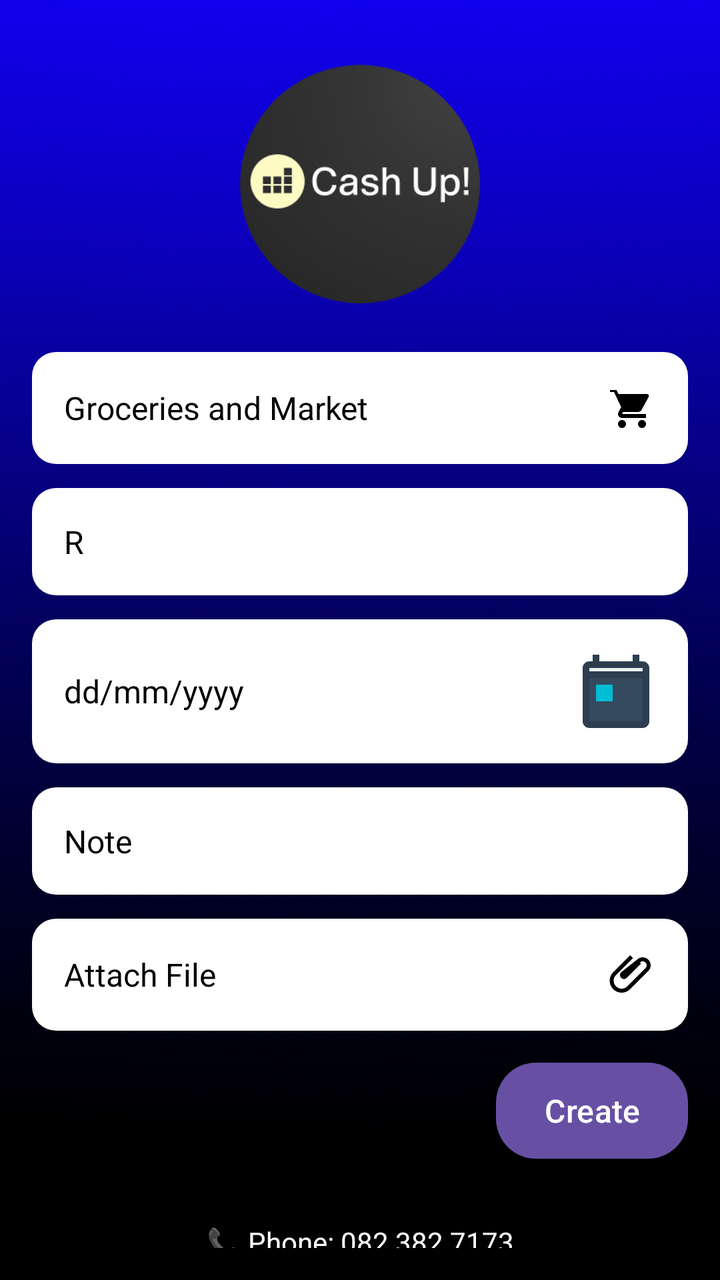
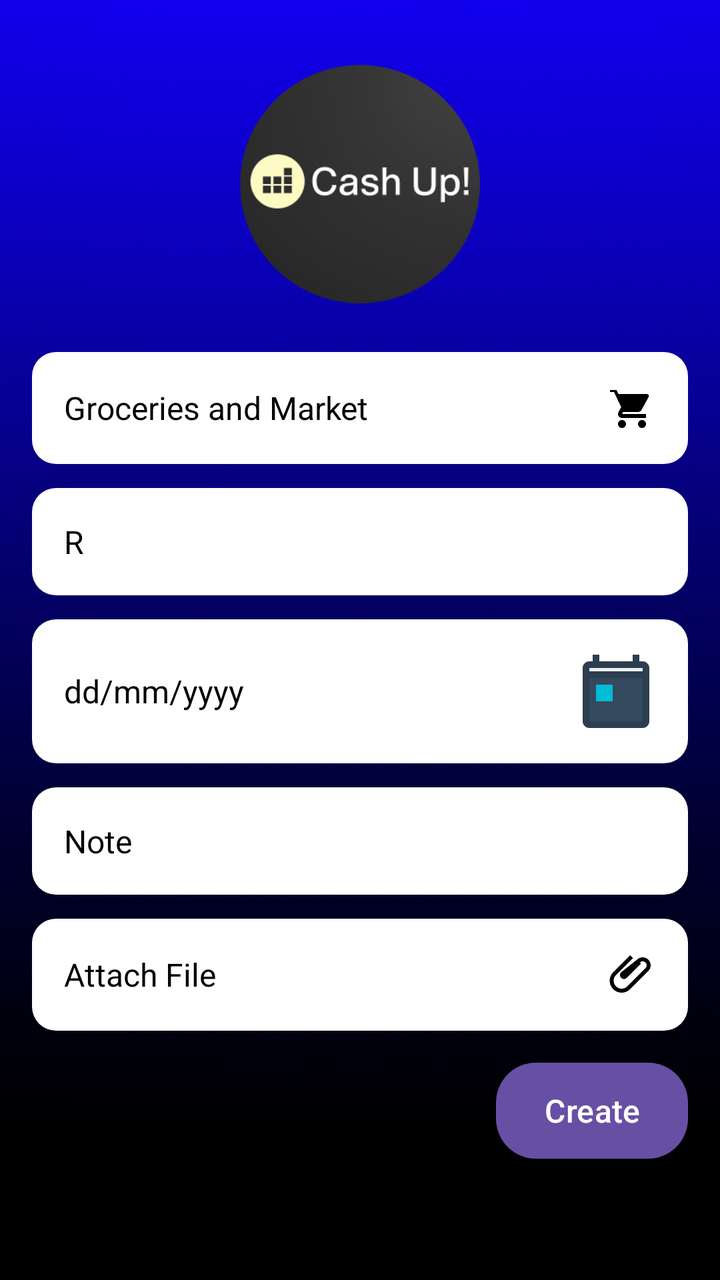

Screens rendered from an Android XML layout before and after an edit, with the pre-edit source and the edit as a unified diff.
<!-- AndroidManifest.xml: application theme Theme.CashUp -->
<!-- res/layout/expense_creation.xml -->
<?xml version="1.0" encoding="utf-8"?>
<androidx.constraintlayout.widget.ConstraintLayout
    xmlns:android="http://schemas.android.com/apk/res/android"
    xmlns:app="http://schemas.android.com/apk/res-auto"
    xmlns:tools="http://schemas.android.com/tools"
    android:layout_width="match_parent"
    android:layout_height="match_parent"
    android:background="@drawable/background"
    android:padding="16dp">

    
    <ImageView
        android:id="@+id/app_logo"
        android:layout_width="120dp"
        android:layout_height="120dp"
        android:layout_marginTop="16dp"
        app:srcCompat="@drawable/logo"
        app:layout_constraintTop_toTopOf="parent"
        app:layout_constraintStart_toStartOf="parent"
        app:layout_constraintEnd_toEndOf="parent" />

    
    <EditText
        android:id="@+id/groceries_input"
        android:layout_width="0dp"
        android:layout_height="wrap_content"
        android:layout_marginTop="24dp"
        android:background="@drawable/rounded_corner_white"
        android:hint="Groceries and Market"
        android:padding="16dp"
        android:drawableEnd="@drawable/ic_groceries"
        android:textColor="@android:color/black"
        android:textColorHint="@android:color/black"
        android:textSize="16sp"
        app:layout_constraintTop_toBottomOf="@id/app_logo"
        app:layout_constraintStart_toStartOf="parent"
        app:layout_constraintEnd_toEndOf="parent" />

    
    <EditText
        android:id="@+id/amount_input"
        android:layout_width="0dp"
        android:layout_height="wrap_content"
        android:layout_marginTop="12dp"
        android:background="@drawable/rounded_corner_white"
        android:hint="R"
        android:padding="16dp"
        android:inputType="numberDecimal"
        android:textColor="@android:color/black"
        android:textColorHint="@android:color/black"
        android:textSize="16sp"
        app:layout_constraintTop_toBottomOf="@id/groceries_input"
        app:layout_constraintStart_toStartOf="parent"
        app:layout_constraintEnd_toEndOf="parent" />

    
    <EditText
        android:id="@+id/date_input"
        android:layout_width="0dp"
        android:layout_height="wrap_content"
        android:layout_marginTop="12dp"
        android:background="@drawable/rounded_corner_white"
        android:hint="dd/mm/yyyy"
        android:padding="16dp"
        android:inputType="date"
        android:drawableEnd="@drawable/ic_calendar"
        android:textColor="@android:color/black"
        android:textColorHint="@android:color/black"
        android:textSize="16sp"
        app:layout_constraintTop_toBottomOf="@id/amount_input"
        app:layout_constraintStart_toStartOf="parent"
        app:layout_constraintEnd_toEndOf="parent" />

    
    <EditText
        android:id="@+id/note_input"
        android:layout_width="0dp"
        android:layout_height="wrap_content"
        android:layout_marginTop="12dp"
        android:background="@drawable/rounded_corner_white"
        android:hint="Note"
        android:padding="16dp"
        android:textColor="@android:color/black"
        android:textColorHint="@android:color/black"
        android:textSize="16sp"
        app:layout_constraintTop_toBottomOf="@id/date_input"
        app:layout_constraintStart_toStartOf="parent"
        app:layout_constraintEnd_toEndOf="parent" />

    
    <EditText
        android:id="@+id/attach_file_input"
        android:layout_width="0dp"
        android:layout_height="wrap_content"
        android:layout_marginTop="12dp"
        android:background="@drawable/rounded_corner_white"
        android:hint="Attach File"
        android:padding="16dp"
        android:drawableEnd="@drawable/ic_attach"
        android:textColor="@android:color/black"
        android:textColorHint="@android:color/black"
        android:textSize="16sp"
        app:layout_constraintTop_toBottomOf="@id/note_input"
        app:layout_constraintStart_toStartOf="parent"
        app:layout_constraintEnd_toEndOf="parent" />

    
    <Button
        android:id="@+id/create_button"
        android:layout_width="wrap_content"
        android:layout_height="wrap_content"
        android:layout_marginTop="16dp"
        android:background="@drawable/rounded_button_blue"
        android:text="Create"
        android:textColor="@android:color/white"
        android:textSize="16sp"
        app:layout_constraintTop_toBottomOf="@id/attach_file_input"
        app:layout_constraintEnd_toEndOf="parent" />

    
    <TextView
        android:id="@+id/contact_info"
        android:layout_width="wrap_content"
        android:layout_height="wrap_content"
        android:layout_marginTop="32dp"
        android:text="📞 Phone: 082 382 7173\n✉️ Email: 231@gmail.co.com"
        android:textColor="@android:color/white"
        android:textSize="14sp"
        android:gravity="center"
        app:layout_constraintTop_toBottomOf="@id/create_button"
        app:layout_constraintStart_toStartOf="parent"
        app:layout_constraintEnd_toEndOf="parent" />

</androidx.constraintlayout.widget.ConstraintLayout>
<!-- resources referenced by this layout -->
<resources>
  <!-- drawable background: png bitmap (drawable, 768113 bytes) -->
  <!-- drawable ic_attach (drawable) -->
  <?xml version="1.0" encoding="utf-8"?>
  <vector xmlns:android="http://schemas.android.com/apk/res/android"
      android:width="24dp"
      android:height="24dp"
      android:viewportWidth="24"
      android:viewportHeight="24">
      <path
          android:fillColor="#000000"
          android:pathData="M16.5,6.5l-7.09,7.09c-0.78,0.78 -2.05,0.78 -2.83,0 -0.78,-0.78 -0.78,-2.05 0,-2.83L14.5,4.5c1.56,-1.56 4.09,-1.56 5.66,0s1.56,4.09 0,5.66l-9.09,9.09c-2.34,2.34 -6.14,2.34 -8.48,0s-2.34,-6.14 0,-8.48l8.48,-8.48 1.41,1.41 -8.48,8.48c-1.56,1.56 -1.56,4.09 0,5.66s4.09,1.56 5.66,0l9.09,-9.09c0.78,-0.78 0.78,-2.05 0,-2.83 -0.78,-0.78 -2.05,-0.78 -2.83,0z" />
  </vector>
  <!-- drawable ic_calendar (drawable) -->
  <vector xmlns:android="http://schemas.android.com/apk/res/android"
      android:width="40dp"
      android:height="40dp"
      android:viewportWidth="24"
      android:viewportHeight="24">
  
      
      <path
          android:fillColor="#2c3e50"
          android:pathData="M20,3h-1V1h-2v2H7V1H5v2H4C2.9,3 2,3.9 2,5v16c0,1.1 0.9,2 2,2h16c1.1,0 2,-0.9 2,-2V5C22,3.9 21.1,3 20,3z"/>
  
      
      <path
          android:fillColor="#34495e"
          android:pathData="M20,21H4V8h16V21z"/>
  
      
      <path
          android:fillColor="#ecf0f1"
          android:pathData="M4,6V5h16v1H4z"/>
  
      
      <path
          android:fillColor="#00bcd4"
          android:pathData="M6,10h5v5H6V10z"/>
  </vector>
  <!-- drawable ic_groceries (drawable) -->
  <?xml version="1.0" encoding="utf-8"?>
  <vector xmlns:android="http://schemas.android.com/apk/res/android"
      android:width="24dp"
      android:height="24dp"
      android:viewportWidth="24"
      android:viewportHeight="24">
      <path
          android:fillColor="#000000"
          android:pathData="M7,18c-1.1,0 -1.99,0.9 -1.99,2s0.89,2 1.99,2 2,-0.9 2,-2 -0.9,-2 -2,-2zM1,2v2h2l3.6,7.59 -1.35,2.44c-0.16,0.28 -0.25,0.61 -0.25,0.97 0,1.1 0.9,2 2,2h12v-2H7.42c-0.14,0 -0.25,-0.11 -0.25,-0.25L7.45,14h7.55c0.75,0 1.41,-0.41 1.75,-1.03l3.58,-6.49c0.08,-0.14 0.12,-0.31 0.12,-0.48 0,-0.55 -0.45,-1 -1,-1H5.21l-0.94,-2H1zm16,16c-1.1,0 -1.99,0.9 -1.99,2s0.89,2 1.99,2 2,-0.9 2,-2 -0.9,-2 -2,-2z" />
  </vector>
  <!-- drawable logo: png bitmap (drawable, 45128 bytes) -->
  <!-- drawable rounded_button_blue (drawable) -->
  <?xml version="1.0" encoding="utf-8"?>
  <shape xmlns:android="http://schemas.android.com/apk/res/android"
      android:shape="rectangle">
      <solid android:color="@color/black" /> 
      <corners android:radius="20dp" />
  </shape>
  <!-- drawable rounded_corner_white (drawable) -->
  <?xml version="1.0" encoding="utf-8"?>
  <shape xmlns:android="http://schemas.android.com/apk/res/android"
      android:shape="rectangle">
      <solid android:color="@android:color/white" />
      <corners android:radius="12dp" />
  </shape>
  <style name="Theme.CashUp" parent="Base.Theme.CashUp" />
  <color name="black">#FF000000</color>
  <style name="Base.Theme.CashUp" parent="Theme.Material3.DayNight.NoActionBar">
  
      </style>
</resources>

<!-- the commit's change to res/layout/expense_creation.xml (unified diff, before → after) -->
@@ -122,13 +122,14 @@
         android:id="@+id/contact_info"
         android:layout_width="wrap_content"
         android:layout_height="wrap_content"
-        android:layout_marginTop="32dp"
+        android:layout_marginTop="292dp"
+        android:gravity="center"
         android:text="📞 Phone: 082 382 7173\n✉️ Email: 231@gmail.co.com"
         android:textColor="@android:color/white"
         android:textSize="14sp"
-        android:gravity="center"
-        app:layout_constraintTop_toBottomOf="@id/create_button"
+        app:layout_constraintEnd_toEndOf="parent"
+        app:layout_constraintHorizontal_bias="0.45"
         app:layout_constraintStart_toStartOf="parent"
-        app:layout_constraintEnd_toEndOf="parent" />
+        app:layout_constraintTop_toBottomOf="@id/create_button" />
 
 </androidx.constraintlayout.widget.ConstraintLayout>
